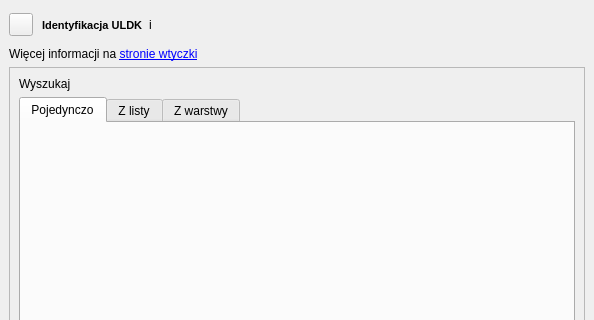
Before: the Qt Designer form gissupport_plugin/modules/uldk/plugin_dockwidget_base.ui in gis-support/gis-support-plugin, drawn with Qt 5; both pictures show x 0 to 594 and y 0 to 320 of the 594 by 716 pixel window.
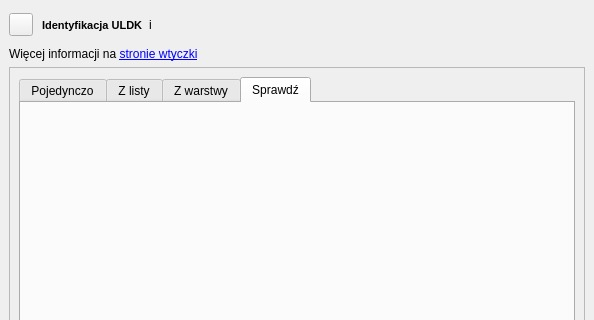
After: the same form once the commit is applied.

Diff of the .ui file:
```diff
--- a/gissupport_plugin/modules/uldk/plugin_dockwidget_base.ui
+++ b/gissupport_plugin/modules/uldk/plugin_dockwidget_base.ui
@@ -148,23 +148,10 @@
          <x>0</x>
          <y>0</y>
          <width>574</width>
-         <height>594</height>
+         <height>597</height>
         </rect>
        </property>
        <layout class="QVBoxLayout" name="verticalLayout_6">
-        <item>
-         <widget class="QLabel" name="label_7">
-          <property name="sizePolicy">
-           <sizepolicy hsizetype="Preferred" vsizetype="Maximum">
-            <horstretch>0</horstretch>
-            <verstretch>0</verstretch>
-           </sizepolicy>
-          </property>
-          <property name="text">
-           <string>Wyszukaj</string>
-          </property>
-         </widget>
-        </item>
         <item>
          <widget class="QTabWidget" name="tabs">
           <property name="sizePolicy">
@@ -183,7 +170,7 @@
            <string/>
           </property>
           <property name="currentIndex">
-           <number>0</number>
+           <number>3</number>
           </property>
           <widget class="QWidget" name="tab_search">
            <property name="sizePolicy">
@@ -271,6 +258,29 @@
             </item>
            </layout>
           </widget>
+          <widget class="QWidget" name="tab_check_layer">
+           <attribute name="title">
+            <string>Sprawdź</string>
+           </attribute>
+           <layout class="QVBoxLayout" name="verticalLayout_5">
+            <item>
+             <layout class="QVBoxLayout" name="tab_check_layer_layout"/>
+            </item>
+            <item>
+             <spacer name="verticalSpacer_4">
+              <property name="orientation">
+               <enum>Qt::Vertical</enum>
+              </property>
+              <property name="sizeHint" stdset="0">
+               <size>
+                <width>20</width>
+                <height>40</height>
+               </size>
+              </property>
+             </spacer>
+            </item>
+           </layout>
+          </widget>
          </widget>
         </item>
        </layout>
```
